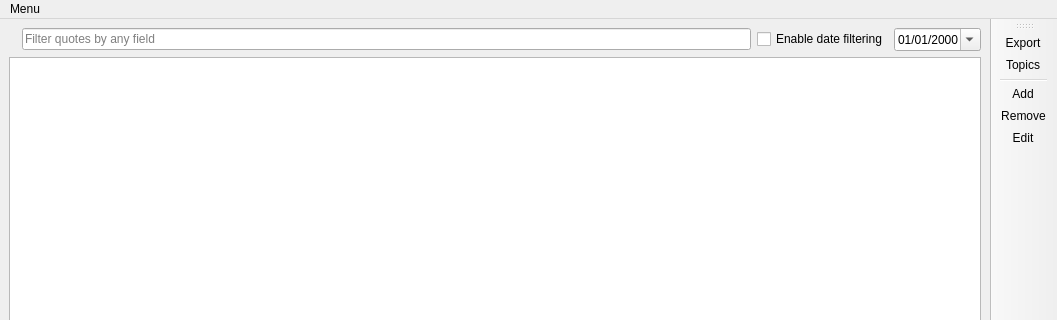
First picture: the form in mainwindow.ui, repository lucianodato/JI-quotes, before the edit; both pictures show x 0 to 1057 and y 0 to 320 of the 1057 by 573 pixel window.
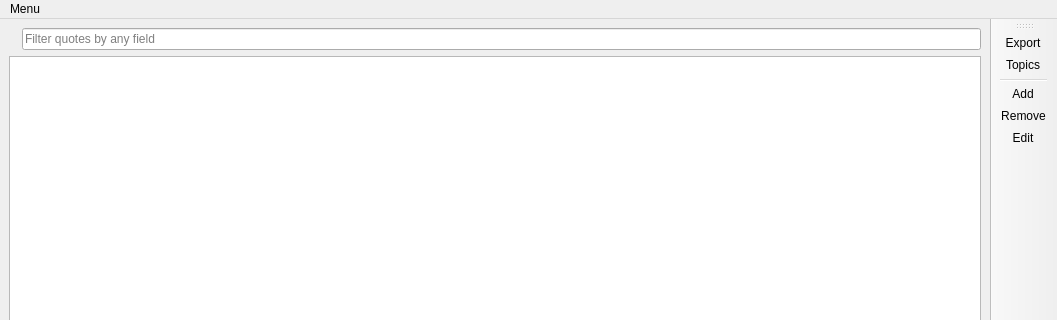
Second picture: the form after the edit. Icons and pictures are not drawn.

The edit to the form file:
```diff
--- a/mainwindow.ui
+++ b/mainwindow.ui
@@ -53,26 +53,6 @@
         </property>
        </widget>
       </item>
-      <item>
-       <widget class="QCheckBox" name="checkBox">
-        <property name="text">
-         <string>Enable date filtering</string>
-        </property>
-       </widget>
-      </item>
-      <item>
-       <widget class="QDateEdit" name="dateEdit">
-        <property name="displayFormat">
-         <string>MM/dd/yyyy</string>
-        </property>
-        <property name="calendarPopup">
-         <bool>true</bool>
-        </property>
-        <property name="timeSpec">
-         <enum>Qt::UTC</enum>
-        </property>
-       </widget>
-      </item>
      </layout>
     </item>
     <item>
```
